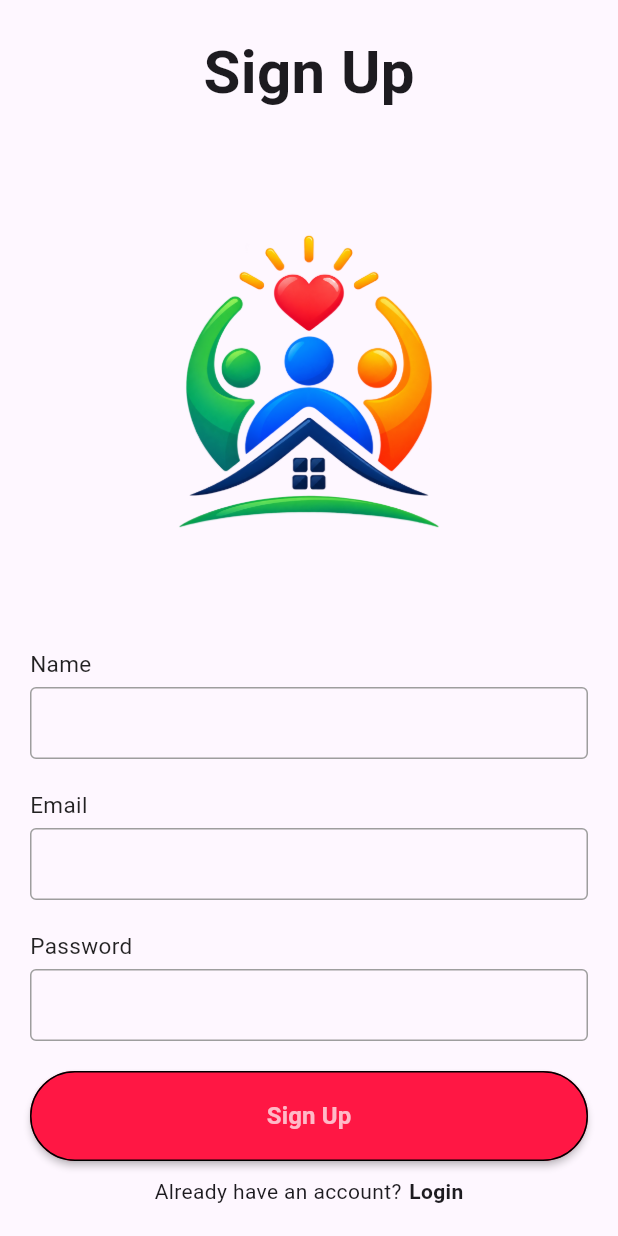
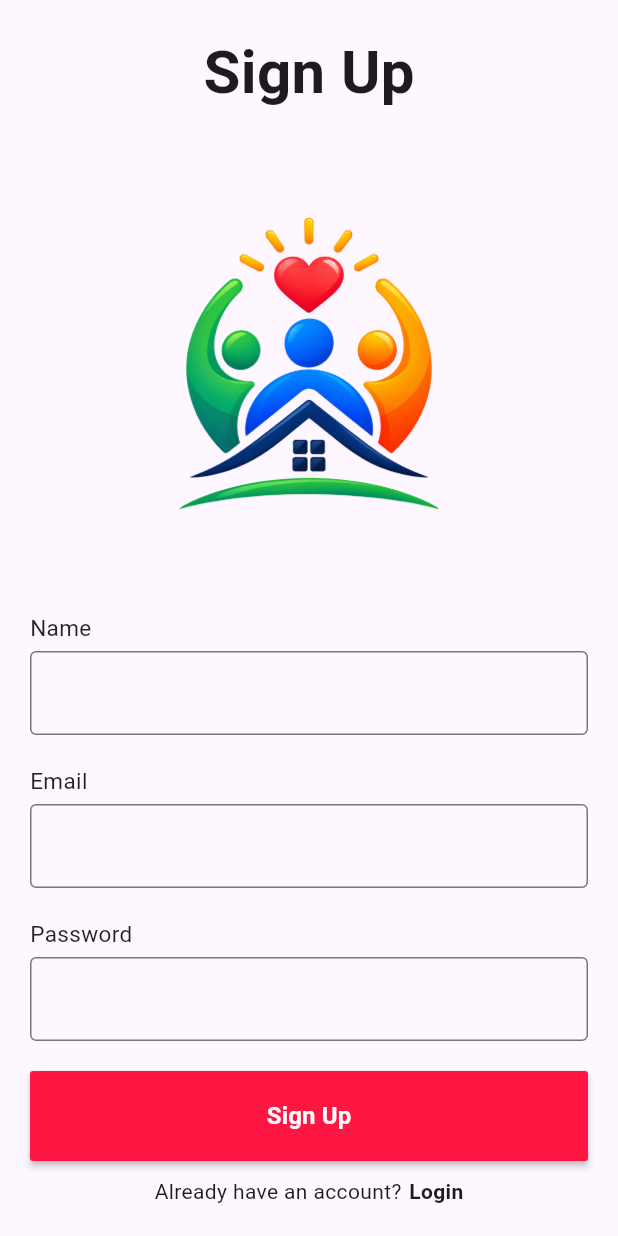
Before and after one commit to mashruba-bit/neighbor_nest, a Flutter app: the SignupView screen opened directly, on a phone screen of 412 x 824 dp. Run offline on Flutter 3.47's test engine with Material 3 defaults, Android fonts, the phone set to English and light mode, and no system bars; our stand-ins replace cloud_firestore, firebase_auth, firebase_core; accounts and stored records are empty.

Commit message:
updated sign up page

```diff
--- a/lib/signup_screen.dart
+++ b/lib/signup_screen.dart
@@ -14,23 +14,22 @@ class SignupView extends StatefulWidget {
 
 class _SignupViewState extends State<SignupView> {
 
-  // These will store what the user types
+  //stores user info
   TextEditingController nameController = TextEditingController();
   TextEditingController emailController = TextEditingController();
   TextEditingController passwordController = TextEditingController();
 
   void signUp() async {
 
-    try {
+    try { //bcz smth could go wrong
 
-      // Create account in Firebase Authentication
       UserCredential userCredential =
       await FirebaseAuth.instance.createUserWithEmailAndPassword(
         email: emailController.text,
         password: passwordController.text,
-      );
+      );//Take the email n pass from my text fields n crt a Firebase acc
 
-      // Save name and email in Firestore
+      // Saving name n email in Firestore
       await FirebaseFirestore.instance
           .collection("users")
           .doc(userCredential.user!.uid)
@@ -39,7 +38,7 @@ class _SignupViewState extends State<SignupView> {
         "email": emailController.text,
       });
 
-      // Go to Home
+      // go to Home screen
       Navigator.pushReplacement(
         context,
         MaterialPageRoute(
@@ -49,7 +48,7 @@ class _SignupViewState extends State<SignupView> {
 
     } catch (e) {
 
-      // Show error
+      // shows error msg
       ScaffoldMessenger.of(context).showSnackBar(
         SnackBar(
           content: Text(e.toString()),
@@ -105,7 +104,7 @@ class _SignupViewState extends State<SignupView> {
               makeInput(
                 label: "Password",
                 controller: passwordController,
-                obscureText: true,
+                obscureText: true, //hides pass
               ),
 
               MaterialButton(
@@ -120,15 +119,8 @@ class _SignupViewState extends State<SignupView> {
                   style: TextStyle(
                     fontSize: 16,
                     fontWeight: FontWeight.w600,
-                    color: Colors.white70,
+                    color: Colors.white,
                   ),
-                ),
-
-                shape: RoundedRectangleBorder(
-                  side: const BorderSide(
-                    color: Colors.black,
-                  ),
-                  borderRadius: BorderRadius.circular(40),
                 ),
               ),
 
@@ -137,14 +129,13 @@ class _SignupViewState extends State<SignupView> {
               Row(
                 mainAxisAlignment: MainAxisAlignment.center,
                 children: [
-
                   const Text(
                     "Already have an account?",
                   ),
 
                   const SizedBox(width: 5),
 
-                  InkWell(
+                  InkWell( //makes its child respond to taps
                     onTap: () {
                       Navigator.push(
                         context,
@@ -194,24 +185,8 @@ class _SignupViewState extends State<SignupView> {
         TextField(
           controller: controller,
           obscureText: obscureText,
-
           decoration: const InputDecoration(
-            contentPadding: EdgeInsets.symmetric(
-              vertical: 0,
-              horizontal: 10,
-            ),
-
-            enabledBorder: OutlineInputBorder(
-              borderSide: BorderSide(
-                color: Colors.grey,
-              ),
-            ),
-
-            border: OutlineInputBorder(
-              borderSide: BorderSide(
-                color: Colors.grey,
-              ),
-            ),
+            border: OutlineInputBorder(),
           ),
         ),
 
```
